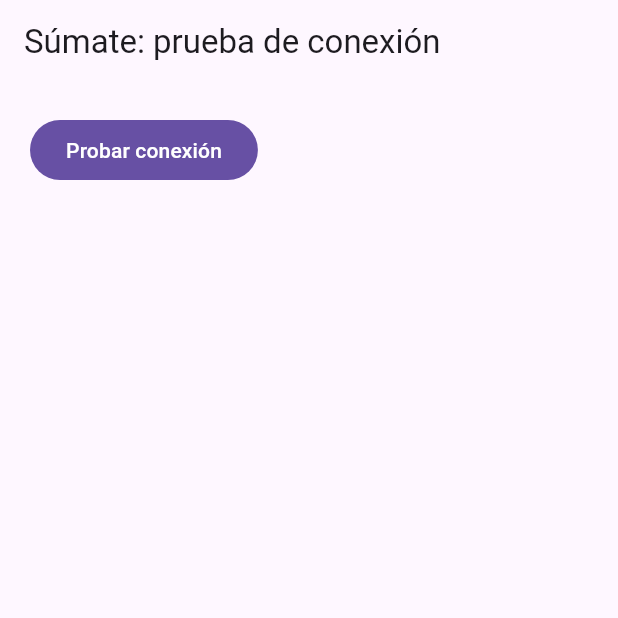
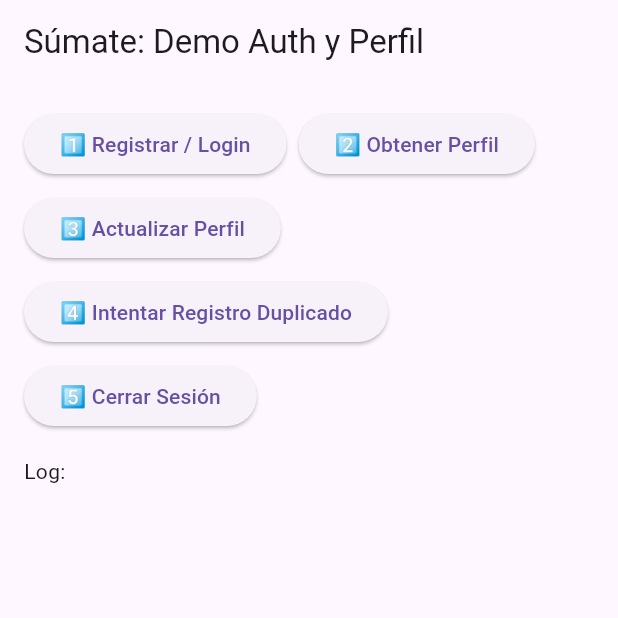
Before and after one commit to gbordae/plataformas-emergentes-labs, a Flutter app: the screen it shows after launch, on a phone screen of 412 x 824 dp, the top half of it. Run offline on Flutter 3.47's test engine with Material 3 defaults, Android fonts, the phone set to English and light mode, and no system bars; our stand-ins replace cloud_firestore, firebase_auth, firebase_core; accounts and stored records are empty.

Commit message:
feat(back): auth y usuario

```diff
--- /dev/null
+++ b/Lab_05/sumate/lib/features/auth/servicios/auth_service.dart
@@ -0,0 +1,108 @@
+// lib/features/auth/servicios/auth_service.dart
+import 'package:firebase_auth/firebase_auth.dart';
+import 'package:cloud_firestore/cloud_firestore.dart';
+import '../../perfil/modelos/usuario.dart';
+
+/// Excepción de dominio para errores de autenticación.
+///
+/// Se traduce el código de `FirebaseAuthException` a mensajes en español.
+class AuthError implements Exception {
+  final String mensaje;
+  AuthError(this.mensaje);
+  @override
+  String toString() => 'AuthError: $mensaje';
+}
+
+/// Servicio de autenticación que encapsula FirebaseAuth y Firestore.
+///
+/// Se permite inyectar instancias (útiles en tests) o usar las
+/// instancias por defecto (`FirebaseAuth.instance`, `FirebaseFirestore.instance`).
+class AuthService {
+  final FirebaseAuth _auth;
+  final FirebaseFirestore _firestore;
+
+  AuthService({FirebaseAuth? auth, FirebaseFirestore? firestore})
+      : _auth = auth ?? FirebaseAuth.instance,
+        _firestore = firestore ?? FirebaseFirestore.instance;
+
+  /// Stream que notifica cambios en la sesión (login / logout).
+  Stream<User?> get cambiosSesion => _auth.authStateChanges();
+
+  /// Usuario actualmente autenticado o `null`.
+  User? get usuarioActual => _auth.currentUser;
+
+  /// Registra un nuevo usuario con email y contraseña.
+  ///
+  /// Si la escritura del documento de perfil falla, se elimina el usuario
+  /// de Auth para evitar cuentas huérfanas.
+  Future<void> registrar({
+    required String nombre,
+    required String correo,
+    required String password,
+  }) async {
+    try {
+      // Crear cuenta en Firebase Auth.
+      final cred = await _auth.createUserWithEmailAndPassword(
+        email: correo,
+        password: password,
+      );
+      final uid = cred.user?.uid;
+      if (uid == null) {
+        throw AuthError('No se pudo obtener el uid del usuario recién creado.');
+      }
+      // Crear documento de perfil en Firestore.
+      final usuario = Usuario(
+        uid: uid,
+        nombre: nombre,
+        correo: correo,
+        // los demás campos usan sus valores por defecto.
+      );
+      await _firestore.collection('usuarios').doc(uid).set(usuario.toMap());
+    } on FirebaseAuthException catch (e) {
+      throw AuthError(_mapFirebaseError(e));
+    } catch (_) {
+      // Si falla Firestore, borrar la cuenta creada.
+      final current = _auth.currentUser;
+      if (current != null) {
+        await current.delete();
+      }
+      rethrow;
+    }
+  }
+
+  /// Inicia sesión con email y contraseña.
+  Future<void> iniciarSesion({required String correo, required String password}) async {
+    try {
+      await _auth.signInWithEmailAndPassword(email: correo, password: password);
+    } on FirebaseAuthException catch (e) {
+      throw AuthError(_mapFirebaseError(e));
+    }
+  }
+
+  /// Cierra la sesión actual.
+  Future<void> cerrarSesion() async => await _auth.signOut();
+
+  /// Traduce los códigos de error de FirebaseAuth a mensajes legibles.
+  String _mapFirebaseError(FirebaseAuthException e) {
+    switch (e.code) {
+      case 'invalid-email':
+        return 'El correo electrónico no tiene un formato válido.';
+      case 'email-already-in-use':
+        return 'El correo electrónico ya está en uso.';
+      case 'weak-password':
+        return 'La contraseña es demasiado débil.';
+      case 'user-not-found':
+        return 'No existe un usuario con ese correo.';
+      case 'wrong-password':
+        return 'Contraseña incorrecta.';
+      case 'invalid-credential':
+        return 'Credencial inválida.';
+      case 'too-many-requests':
+        return 'Demasiadas solicitudes, intente más tarde.';
+      case 'network-request-failed':
+        return 'Problema de red, verifique su conexión.';
+      default:
+        return 'Error de autenticación: ${e.message ?? e.code}';
+    }
+  }
+}
--- /dev/null
+++ b/Lab_05/sumate/lib/features/perfil/servicios/usuario_service.dart
@@ -0,0 +1,42 @@
+// lib/features/perfil/servicios/usuario_service.dart
+import 'package:cloud_firestore/cloud_firestore.dart';
+import '../../perfil/modelos/usuario.dart';
+
+/// Servicio para gestionar el perfil de usuario en Firestore.
+///
+/// Permite obtener, escuchar en tiempo real y actualizar el documento
+/// `usuarios/{uid}`. El correo y uid no pueden modificarse a través de
+/// `actualizar` (se consideran inmutables una vez creados).
+class UsuarioService {
+  final FirebaseFirestore _firestore;
+
+  UsuarioService({FirebaseFirestore? firestore})
+      : _firestore = firestore ?? FirebaseFirestore.instance;
+
+  /// Obtiene el usuario con el [uid] especificado.
+  ///
+  /// Devuelve `null` si el documento no existe.
+  Future<Usuario?> obtener(String uid) async {
+    final doc = await _firestore.collection('usuarios').doc(uid).get();
+    if (!doc.exists) return null;
+    return Usuario.fromFirestore(doc);
+  }
+
+  /// Escucha cambios del usuario en tiempo real.
+  ///
+  /// Emite `null` si el documento se elimina.
+  Stream<Usuario?> escuchar(String uid) {
+    return _firestore.collection('usuarios').doc(uid).snapshots().map((snap) {
+      if (!snap.exists) return null;
+      return Usuario.fromFirestore(snap);
+    });
+  }
+
+  /// Actualiza los campos editables del [usuario] en Firestore.
+  ///
+  /// No permite modificar `correo` ni `uid`.
+  Future<void> actualizar(Usuario usuario) async {
+    final data = usuario.toMap();
+    await _firestore.collection('usuarios').doc(usuario.uid).update(data);
+  }
+}
--- a/Lab_05/sumate/lib/main.dart
+++ b/Lab_05/sumate/lib/main.dart
@@ -1,89 +1,176 @@
+// lib/main.dart
+// Platform import removed for web compatibility
 import 'package:cloud_firestore/cloud_firestore.dart';
 import 'package:firebase_auth/firebase_auth.dart';
 import 'package:firebase_core/firebase_core.dart';
+import 'package:flutter/foundation.dart';
 import 'package:flutter/material.dart';
 
 import 'firebase_options.dart';
+import 'features/auth/servicios/auth_service.dart';
+import 'features/perfil/servicios/usuario_service.dart';
+
+
+// Cambiar a true para usar los emuladores locales
+const bool usarEmulador = true;
 
 Future<void> main() async {
-  // Necesario antes de usar plugins (Firebase) en main().
   WidgetsFlutterBinding.ensureInitialized();
+  await Firebase.initializeApp(options: DefaultFirebaseOptions.currentPlatform);
 
-  // Inicializa Firebase con la configuración generada por flutterfire.
-  // DefaultFirebaseOptions.currentPlatform elige solo web o android.
-  await Firebase.initializeApp(
-    options: DefaultFirebaseOptions.currentPlatform,
-  );
+  if (usarEmulador) {
+    // Seleccionar host según plataforma
+    final host = kIsWeb
+        ? 'localhost'
+        : (defaultTargetPlatform == TargetPlatform.android ? '10.0.2.2' : 'localhost');
+    FirebaseAuth.instance.useAuthEmulator(host, 9099);
+    FirebaseFirestore.instance.useFirestoreEmulator(host, 8080);
+  }
 
-  runApp(const PruebaConexionApp());
+  runApp(const AuthDemoApp());
 }
 
-/// App temporal: solo comprueba que Firebase responde.
-class PruebaConexionApp extends StatelessWidget {
-  const PruebaConexionApp({super.key});
+/// Aplicación de prueba que recorre los pasos solicitados.
+class AuthDemoApp extends StatelessWidget {
+  const AuthDemoApp({super.key});
 
   @override
   Widget build(BuildContext context) {
     return const MaterialApp(
       debugShowCheckedModeBanner: false,
-      home: PruebaConexionPantalla(),
+      home: AuthDemoScreen(),
     );
   }
 }
 
-class PruebaConexionPantalla extends StatefulWidget {
-  const PruebaConexionPantalla({super.key});
+class AuthDemoScreen extends StatefulWidget {
+  const AuthDemoScreen({super.key});
 
   @override
-  State<PruebaConexionPantalla> createState() => _PruebaConexionPantallaState();
+  State<AuthDemoScreen> createState() => _AuthDemoScreenState();
 }
 
-class _PruebaConexionPantallaState extends State<PruebaConexionPantalla> {
+class _AuthDemoScreenState extends State<AuthDemoScreen> {
+  final AuthService _authService = AuthService();
+  final UsuarioService _usuarioService = UsuarioService();
   final List<String> _log = [];
 
-  void _agregar(String texto) => setState(() => _log.add(texto));
+  void _addLog(String mensaje) => setState(() => _log.add(mensaje));
 
-  Future<void> _probar() async {
-    setState(() => _log.clear());
-
-    // 1) Firebase inicializado: debe mostrar el id del proyecto.
-    _agregar('Firebase OK, proyecto: ${Firebase.app().options.projectId}');
-
-    // 2) Auth: crea una sesión anónima temporal NO; solo comprobamos
-    //    que el servicio responde (sin usuario aún es normal).
-    final usuario = FirebaseAuth.instance.currentUser;
-    _agregar('Auth OK, usuario actual: ${usuario?.uid ?? "ninguno (normal)"}');
-
-    // 3) Firestore: intenta leer. En modo producción sin reglas,
-    //    "permission-denied" también significa que HAY conexión.
+  // 1️⃣ Registrar (o login si ya existe)
+  Future<void> _registrarOLogin() async {
+    const correo = 'prueba@sumate.pe';
+    const password = '123456';
+    const nombre = 'Prueba';
     try {
-      await FirebaseFirestore.instance.collection('eventos').limit(1).get();
-      _agregar('Firestore OK: lectura permitida');
-    } on FirebaseException catch (e) {
-      if (e.code == 'permission-denied') {
-        _agregar('Firestore OK: conectado (permission-denied es esperado '
-            'hasta escribir las reglas)');
+      await _authService.registrar(nombre: nombre, correo: correo, password: password);
+      _addLog('✅ Registro exitoso');
+    } on AuthError catch (e) {
+      if (e.mensaje.contains('ya está en uso')) {
+        // El usuario ya existe, intentar login
+        try {
+          await _authService.iniciarSesion(correo: correo, password: password);
+          _addLog('⚠️ Usuario ya registrado, login exitoso');
+        } on AuthError catch (e2) {
+          _addLog('❌ Error al intentar login: ${e2.mensaje}');
+        }
       } else {
-        _agregar('Firestore ERROR: ${e.code} - ${e.message}');
+        _addLog('❌ Error de registro: ${e.mensaje}');
       }
     }
+  }
+
+  // 2️⃣ Obtener perfil
+  Future<void> _obtenerPerfil() async {
+    final uid = _authService.usuarioActual?.uid;
+    if (uid == null) {
+      _addLog('❌ No hay usuario autenticado');
+      return;
+    }
+    final usuario = await _usuarioService.obtener(uid);
+    if (usuario == null) {
+      _addLog('⚠️ No se encontró el perfil en Firestore');
+    } else {
+      _addLog('✅ Perfil obtenido: nombre=${usuario.nombre}, universidad=${usuario.universidad}, carrera=${usuario.carrera}, ciclo=${usuario.ciclo}, habilidades=${usuario.habilidades}, intereses=${usuario.intereses}');
+    }
+  }
+
+  // 3️⃣ Actualizar perfil y volver a leer
+  Future<void> _actualizarPerfil() async {
+    final uid = _authService.usuarioActual?.uid;
+    if (uid == null) {
+      _addLog('❌ No hay usuario autenticado');
+      return;
+    }
+    // Obtener el usuario actual
+    final actual = await _usuarioService.obtener(uid);
+    if (actual == null) {
+      _addLog('⚠️ No se encontró perfil para actualizar');
+      return;
+    }
+    // Crear nuevo objeto con los cambios solicitados
+    final actualizado = actual.copyWith(
+      universidad: 'UNSA',
+      carrera: 'Ingeniería de Sistemas',
+      ciclo: 5,
+      habilidades: ['Flutter', 'Diseño'],
+    );
+    await _usuarioService.actualizar(actualizado);
+    _addLog('✅ Perfil actualizado');
+    // Leer de nuevo
+    final relectura = await _usuarioService.obtener(uid);
+    if (relectura != null) {
+      _addLog('🔄 Perfil después de actualizar: universidad=${relectura.universidad}, carrera=${relectura.carrera}, ciclo=${relectura.ciclo}, habilidades=${relectura.habilidades}');
+    }
+  }
+
+  // 4️⃣ Intentar registrar de nuevo el mismo correo
+  Future<void> _registrarDuplicado() async {
+    const correo = 'prueba@sumate.pe';
+    const password = '123456';
+    const nombre = 'Prueba';
+    try {
+      await _authService.registrar(nombre: nombre, correo: correo, password: password);
+      _addLog('⚠️ Registro inesperado, el usuario ya existía pero se creó de nuevo');
+    } on AuthError catch (e) {
+      _addLog('✅ Error esperado al registrar duplicado: ${e.mensaje}');
+    }
+  }
+
+  // 5️⃣ Cerrar sesión
+  Future<void> _cerrarSesion() async {
+    await _authService.cerrarSesion();
+    _addLog('✅ Sesión cerrada');
   }
 
   @override
   Widget build(BuildContext context) {
     return Scaffold(
-      appBar: AppBar(title: const Text('Súmate: prueba de conexión')),
+      appBar: AppBar(title: const Text('Súmate: Demo Auth y Perfil')),
       body: Padding(
-        padding: const EdgeInsets.all(20),
+        padding: const EdgeInsets.all(16),
         child: Column(
           crossAxisAlignment: CrossAxisAlignment.start,
           children: [
-            FilledButton(
-              onPressed: _probar,
-              child: const Text('Probar conexión'),
+            Wrap(
+              spacing: 8,
+              runSpacing: 8,
+              children: [
+                ElevatedButton(onPressed: _registrarOLogin, child: const Text('1️⃣ Registrar / Login')),
+                ElevatedButton(onPressed: _obtenerPerfil, child: const Text('2️⃣ Obtener Perfil')),
+                ElevatedButton(onPressed: _actualizarPerfil, child: const Text('3️⃣ Actualizar Perfil')),
+                ElevatedButton(onPressed: _registrarDuplicado, child: const Text('4️⃣ Intentar Registro Duplicado')),
+                ElevatedButton(onPressed: _cerrarSesion, child: const Text('5️⃣ Cerrar Sesión')),
+              ],
             ),
             const SizedBox(height: 16),
-            for (final linea in _log) Text(linea),
+            const Text('Log:'),
+            const SizedBox(height: 8),
+            Expanded(
+              child: SingleChildScrollView(
+                child: Text(_log.join('\n')),
+              ),
+            ),
           ],
         ),
       ),
```
Also changed, not shown: Lab_05/sumate/firebase.json, 3 other files.
